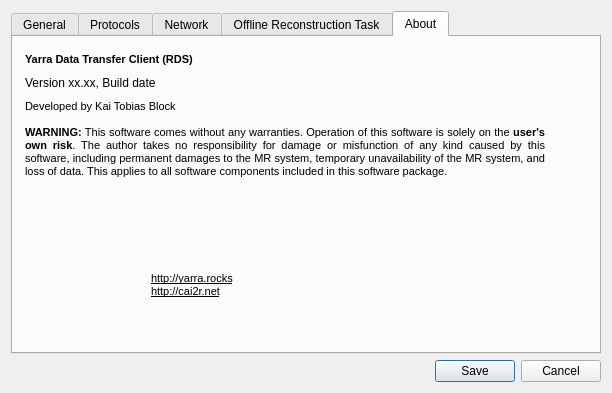
This is Client/rds_configurationwindow.ui in WillForan/yarraclient as Qt 5 draws it before an edit. The edited form follows.
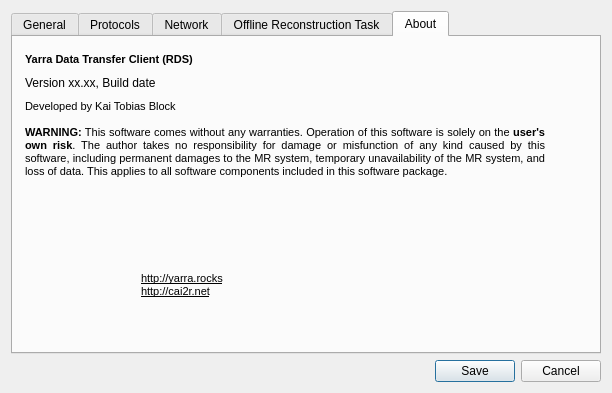
This is the edited form. The open tabs and pages were chosen to show the change. Icons and pictures are not drawn.

Patch:
```diff
--- a/Client/rds_configurationwindow.ui
+++ b/Client/rds_configurationwindow.ui
@@ -1072,7 +1072,7 @@
        <item>
         <layout class="QHBoxLayout" name="horizontalLayout_4">
          <property name="leftMargin">
-          <number>10</number>
+          <number>0</number>
          </property>
          <property name="rightMargin">
           <number>20</number>
@@ -1142,6 +1142,9 @@
 &lt;/style&gt;&lt;/head&gt;&lt;body style=&quot; font-family:'MS Shell Dlg 2'; font-size:8pt; font-weight:400; font-style:normal;&quot;&gt;
 &lt;p style=&quot; margin-top:0px; margin-bottom:0px; margin-left:0px; margin-right:0px; -qt-block-indent:0; text-indent:0px;&quot;&gt;&lt;a href=&quot;http://yarra.rocks&quot;&gt;&lt;span style=&quot; text-decoration: underline; color:#000000;&quot;&gt;http://yarra.rocks&lt;br /&gt;&lt;/span&gt;&lt;/a&gt;&lt;a href=&quot;http://cai2r.net&quot;&gt;&lt;span style=&quot; text-decoration: underline; color:#000000;&quot;&gt;http://cai2r.net&lt;/span&gt;&lt;/a&gt;&lt;br /&gt;&lt;/p&gt;&lt;/body&gt;&lt;/html&gt;</string>
            </property>
+           <property name="alignment">
+            <set>Qt::AlignLeading|Qt::AlignLeft|Qt::AlignVCenter</set>
+           </property>
            <property name="openExternalLinks">
             <bool>true</bool>
            </property>
```
Left out of the diff: 2 changed lines with no effect on the pictures.
